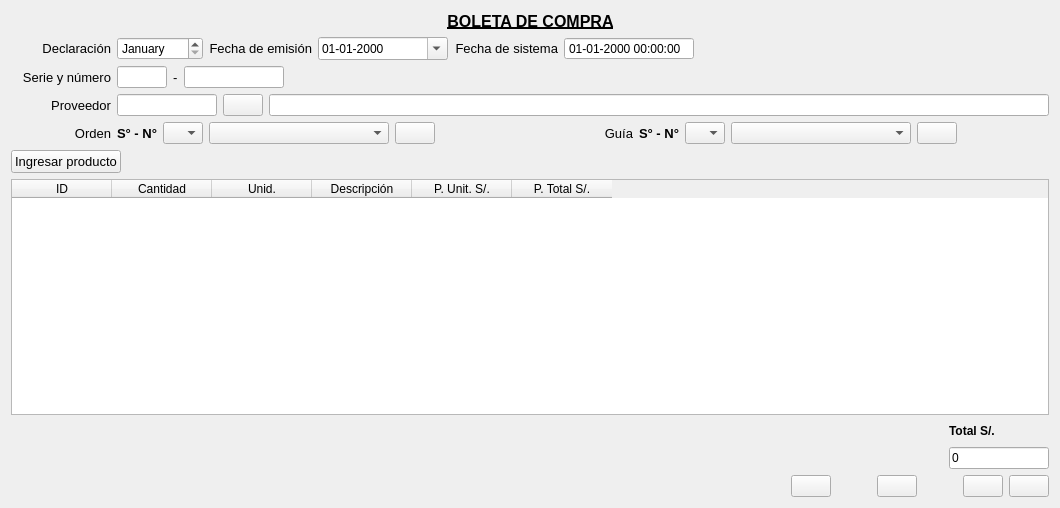
Qt form Compra/compraboleta.ui (radtek/manager) before a commit.
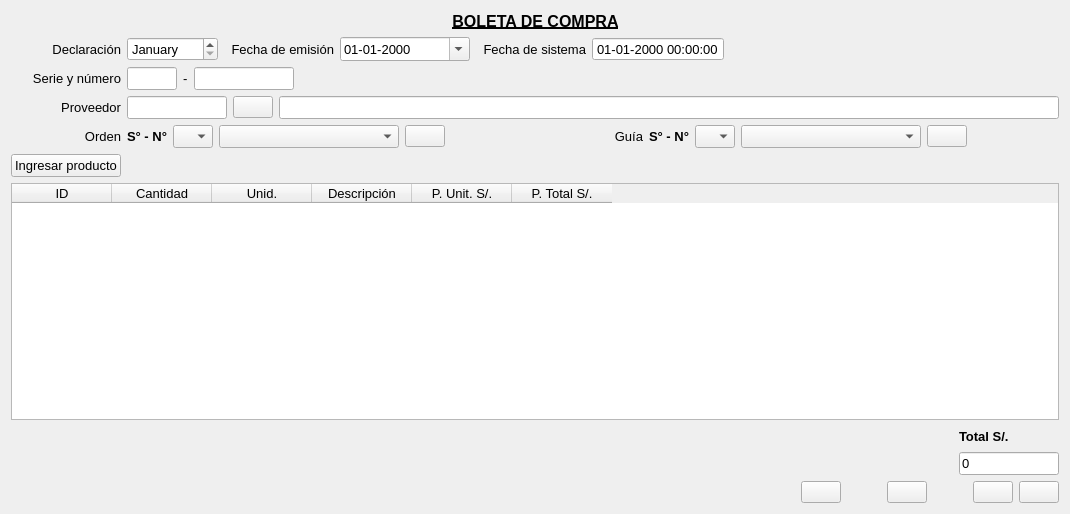
The same form after that commit. Icons and pictures are not drawn.

What changed in the file:
```diff
--- a/Compra/compraboleta.ui
+++ b/Compra/compraboleta.ui
@@ -6,8 +6,8 @@
    <rect>
     <x>0</x>
     <y>0</y>
-    <width>1040</width>
-    <height>508</height>
+    <width>1050</width>
+    <height>514</height>
    </rect>
   </property>
   <property name="windowTitle">
@@ -68,10 +68,16 @@
       <widget class="QLabel" name="label">
        <property name="minimumSize">
         <size>
-         <width>100</width>
+         <width>110</width>
          <height>0</height>
         </size>
        </property>
+       <property name="maximumSize">
+        <size>
+         <width>110</width>
+         <height>16777215</height>
+        </size>
+       </property>
        <property name="font">
         <font>
          <pointsize>10</pointsize>
@@ -87,6 +93,11 @@
      </item>
      <item>
       <widget class="QDateEdit" name="dateEdit_declaracion">
+       <property name="font">
+        <font>
+         <pointsize>10</pointsize>
+        </font>
+       </property>
        <property name="displayFormat">
         <string>MMMM</string>
        </property>
@@ -96,10 +107,16 @@
       <widget class="QLabel" name="label_fecha_emision">
        <property name="minimumSize">
         <size>
-         <width>100</width>
+         <width>110</width>
          <height>0</height>
         </size>
        </property>
+       <property name="maximumSize">
+        <size>
+         <width>110</width>
+         <height>16777215</height>
+        </size>
+       </property>
        <property name="font">
         <font>
          <pointsize>10</pointsize>
@@ -127,6 +144,11 @@
          <height>0</height>
         </size>
        </property>
+       <property name="font">
+        <font>
+         <pointsize>10</pointsize>
+        </font>
+       </property>
        <property name="displayFormat">
         <string>dd-MM-yyyy</string>
        </property>
@@ -139,10 +161,16 @@
       <widget class="QLabel" name="label_fecha_sistema">
        <property name="minimumSize">
         <size>
-         <width>0</width>
+         <width>110</width>
          <height>0</height>
         </size>
        </property>
+       <property name="maximumSize">
+        <size>
+         <width>110</width>
+         <height>16777215</height>
+        </size>
+       </property>
        <property name="font">
         <font>
          <pointsize>10</pointsize>
@@ -170,6 +198,11 @@
          <height>0</height>
         </size>
        </property>
+       <property name="font">
+        <font>
+         <pointsize>10</pointsize>
+        </font>
+       </property>
        <property name="readOnly">
         <bool>true</bool>
        </property>
@@ -205,10 +238,16 @@
       <widget class="QLabel" name="label_serie_numero">
        <property name="minimumSize">
         <size>
-         <width>100</width>
+         <width>110</width>
          <height>0</height>
         </size>
        </property>
+       <property name="maximumSize">
+        <size>
+         <width>110</width>
+         <height>16777215</height>
+        </size>
+       </property>
        <property name="font">
         <font>
          <pointsize>10</pointsize>
@@ -236,6 +275,11 @@
          <height>16777215</height>
         </size>
        </property>
+       <property name="font">
+        <font>
+         <pointsize>10</pointsize>
+        </font>
+       </property>
        <property name="inputMask">
         <string/>
        </property>
@@ -267,6 +311,11 @@
          <height>16777215</height>
         </size>
        </property>
+       <property name="font">
+        <font>
+         <pointsize>10</pointsize>
+        </font>
+       </property>
        <property name="inputMask">
         <string/>
        </property>
@@ -293,10 +342,16 @@
       <widget class="QLabel" name="label_pro">
        <property name="minimumSize">
         <size>
-         <width>100</width>
+         <width>110</width>
          <height>0</height>
         </size>
        </property>
+       <property name="maximumSize">
+        <size>
+         <width>110</width>
+         <height>16777215</height>
+        </size>
+       </property>
        <property name="font">
         <font>
          <pointsize>10</pointsize>
@@ -327,6 +382,11 @@
          <height>16777215</height>
         </size>
        </property>
+       <property name="font">
+        <font>
+         <pointsize>10</pointsize>
+        </font>
+       </property>
        <property name="readOnly">
         <bool>false</bool>
        </property>
@@ -347,7 +407,13 @@
       </widget>
      </item>
      <item>
-      <widget class="QLineEdit" name="lineEdit_nombre"/>
+      <widget class="QLineEdit" name="lineEdit_nombre">
+       <property name="font">
+        <font>
+         <pointsize>10</pointsize>
+        </font>
+       </property>
+      </widget>
      </item>
     </layout>
    </item>
@@ -357,10 +423,16 @@
       <widget class="QLabel" name="label_title_orden">
        <property name="minimumSize">
         <size>
-         <width>100</width>
+         <width>110</width>
          <height>0</height>
         </size>
        </property>
+       <property name="maximumSize">
+        <size>
+         <width>110</width>
+         <height>16777215</height>
+        </size>
+       </property>
        <property name="font">
         <font>
          <pointsize>10</pointsize>
@@ -396,6 +468,11 @@
          <height>16777215</height>
         </size>
        </property>
+       <property name="font">
+        <font>
+         <pointsize>10</pointsize>
+        </font>
+       </property>
       </widget>
      </item>
      <item>
@@ -406,6 +483,11 @@
          <height>0</height>
         </size>
        </property>
+       <property name="font">
+        <font>
+         <pointsize>10</pointsize>
+        </font>
+       </property>
       </widget>
      </item>
      <item>
@@ -490,6 +572,11 @@
          <height>16777215</height>
         </size>
        </property>
+       <property name="font">
+        <font>
+         <pointsize>10</pointsize>
+        </font>
+       </property>
       </widget>
      </item>
      <item>
@@ -500,6 +587,11 @@
          <height>0</height>
         </size>
        </property>
+       <property name="font">
+        <font>
+         <pointsize>10</pointsize>
+        </font>
+       </property>
       </widget>
      </item>
      <item>
@@ -642,6 +734,11 @@
    </item>
    <item>
     <widget class="QTableWidget" name="tableWidget">
+     <property name="font">
+      <font>
+       <pointsize>10</pointsize>
+      </font>
+     </property>
      <property name="alternatingRowColors">
       <bool>true</bool>
      </property>
@@ -714,6 +811,7 @@
        </property>
        <property name="font">
         <font>
+         <pointsize>10</pointsize>
          <weight>75</weight>
          <bold>true</bold>
         </font>
@@ -753,6 +851,11 @@
          <height>16777215</height>
         </size>
        </property>
+       <property name="font">
+        <font>
+         <pointsize>10</pointsize>
+        </font>
+       </property>
        <property name="text">
         <string>0</string>
        </property>
```
